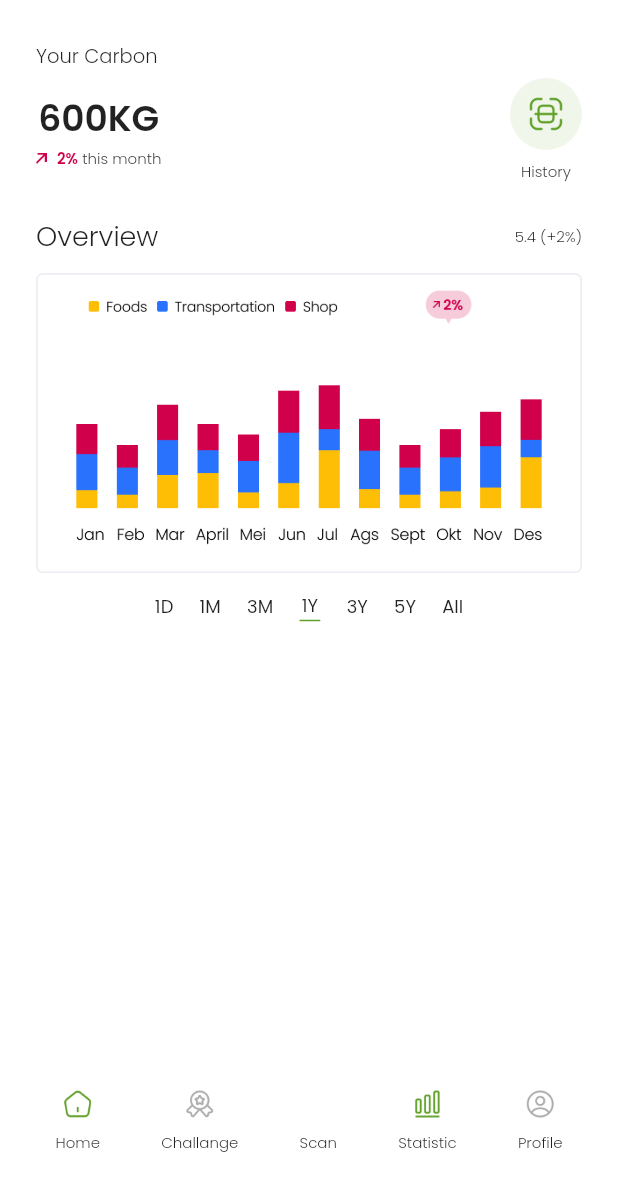
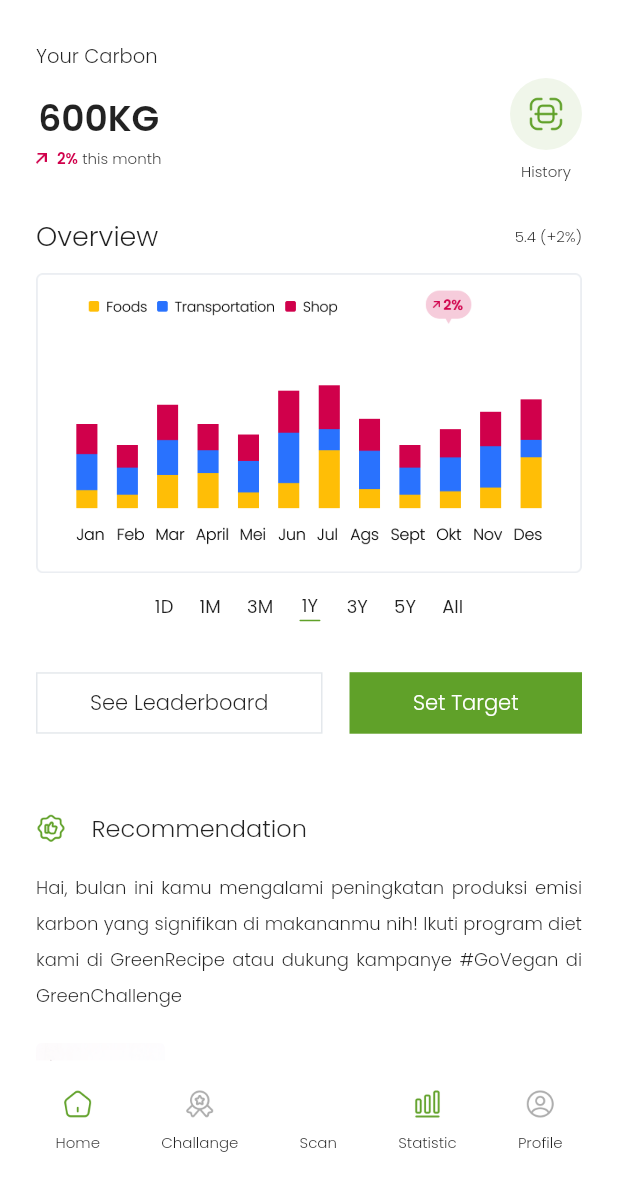
Before and after one commit to dyavas21/Boothcamp, a Flutter app: the StatisticPage screen opened by its route, on a phone screen of 412 x 824 dp, the part 54-1236 px from its top. Run offline on Flutter 3.47's test engine with Material 2 defaults, Android fonts, the phone set to English and light mode, and no system bars; our stand-ins replace google_fonts.

Commit message:
added new page

```diff
--- a/app/lib/main.dart
+++ b/app/lib/main.dart
@@ -1,6 +1,7 @@
 import 'package:app/pages/challange_page.dart';
 import 'package:app/pages/detail_kemeja_page.dart';
 import 'package:app/pages/home_page.dart';
+import 'package:app/pages/leaderboard_page.dart';
 import 'package:app/pages/login_page.dart';
 import 'package:app/pages/profile_page.dart';
 import 'package:app/pages/scan_page.dart';
@@ -29,6 +30,7 @@ class MyApp extends StatelessWidget {
         '/scan': (context) => ScanPage(),
         '/statistic': (context) => StatisticPage(),
         '/profile': (context) => ProfilePage(),
+        '/leader': (context) => LeaderboardPage(),
       },
     );
   }
--- a/app/lib/pages/statistic_page.dart
+++ b/app/lib/pages/statistic_page.dart
@@ -1,3 +1,4 @@
+import 'package:app/widget/custom_news.dart';
 import 'package:flutter/material.dart';
 import 'package:google_fonts/google_fonts.dart';
 
@@ -219,7 +220,109 @@ class StatisticPage extends StatelessWidget {
                       ],
                     ),
                   ),
-                )
+                ),
+                SizedBox(
+                  height: 34,
+                ),
+                Row(
+                  children: [
+                    Container(
+                      height: 41,
+                      width: (MediaQuery.of(context).size.width - 24 - 6) / 2,
+                      decoration: BoxDecoration(
+                        border: Border.all(
+                          color: Color(0xffE4E8EC),
+                        ),
+                      ),
+                      child: Center(
+                        child: Text(
+                          'See Leaderboard',
+                          style: GoogleFonts.poppins(
+                            fontWeight: FontWeight.w300,
+                          ),
+                        ),
+                      ),
+                    ),
+                    SizedBox(
+                      width: 18,
+                    ),
+                    Container(
+                      height: 41,
+                      width:
+                          (MediaQuery.of(context).size.width - 24 - 24 - 54) /
+                              2,
+                      decoration: BoxDecoration(
+                        color: Color(0xff60A129),
+                      ),
+                      child: Center(
+                        child: Text(
+                          'Set Target',
+                          style: GoogleFonts.poppins(
+                            fontWeight: FontWeight.w300,
+                            color: Colors.white,
+                          ),
+                        ),
+                      ),
+                    ),
+                  ],
+                ),
+                SizedBox(
+                  height: 51,
+                ),
+                Row(
+                  children: [
+                    Image.asset(
+                      'assets/like.png',
+                      width: 20,
+                    ),
+                    SizedBox(
+                      width: 17,
+                    ),
+                    Text(
+                      'Recommendation',
+                      style: GoogleFonts.poppins(
+                        fontWeight: FontWeight.w300,
+                        fontSize: 16,
+                      ),
+                    ),
+                  ],
+                ),
+                SizedBox(
+                  height: 14,
+                ),
+                Text(
+                  'Hai, bulan ini kamu mengalami peningkatan produksi emisi karbon yang signifikan di makananmu nih! Ikuti program diet kami di GreenRecipe atau dukung kampanye #GoVegan di GreenChallenge',
+                  style: GoogleFonts.poppins(
+                    height: 2,
+                    fontSize: 12,
+                    fontWeight: FontWeight.w300,
+                  ),
+                  textAlign: TextAlign.justify,
+                ),
+                SizedBox(
+                  height: 21,
+                ),
+                CustomNews(
+                  imgUrl: 'assets/news1.png',
+                  title: 'Makanan rendah karbon',
+                  desc:
+                      'Berikut alternatif makanan untuk mengurangi emisi kamu',
+                ),
+                CustomNews(
+                  imgUrl: 'assets/news1.png',
+                  title: 'Makanan rendah karbon',
+                  desc:
+                      'Berikut alternatif makanan untuk mengurangi emisi kamu',
+                ),
+                CustomNews(
+                  imgUrl: 'assets/news1.png',
+                  title: 'Makanan rendah karbon',
+                  desc:
+                      'Berikut alternatif makanan untuk mengurangi emisi kamu',
+                ),
+                SizedBox(
+                  height: 75,
+                ),
               ],
             ),
           ),
```
Also changed, not shown: app/lib/pages/challange_page.dart (+9 -4 lines), app/lib/pages/leaderboard_page.dart (added, +51 -0 lines), app/pubspec.lock.
